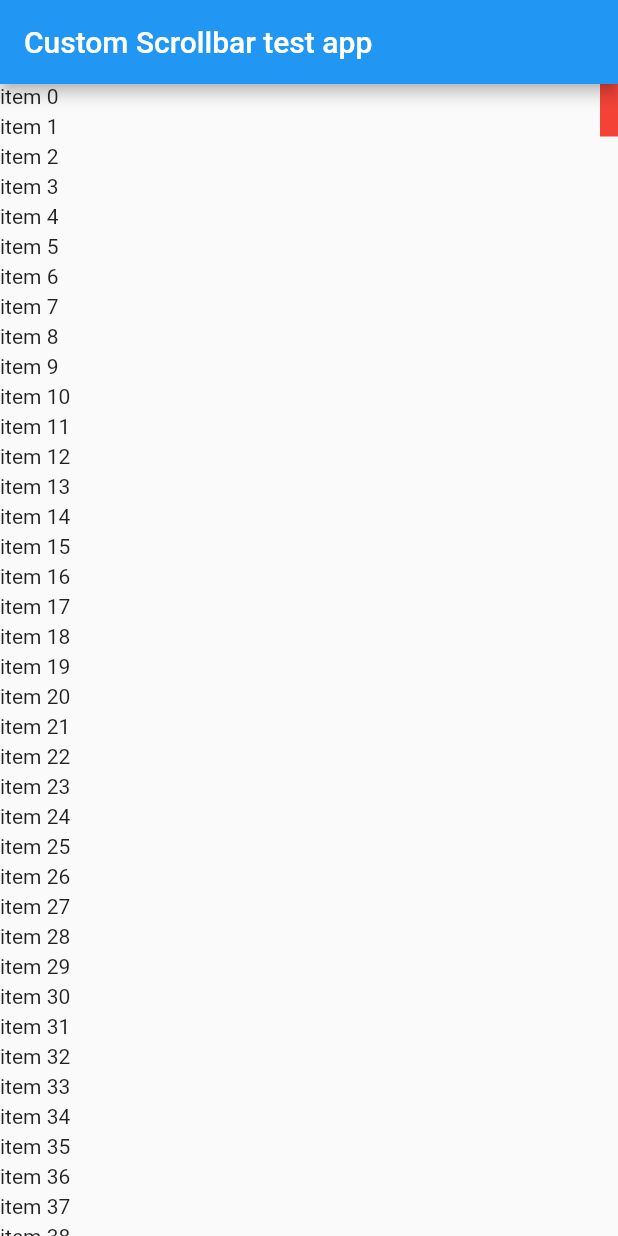
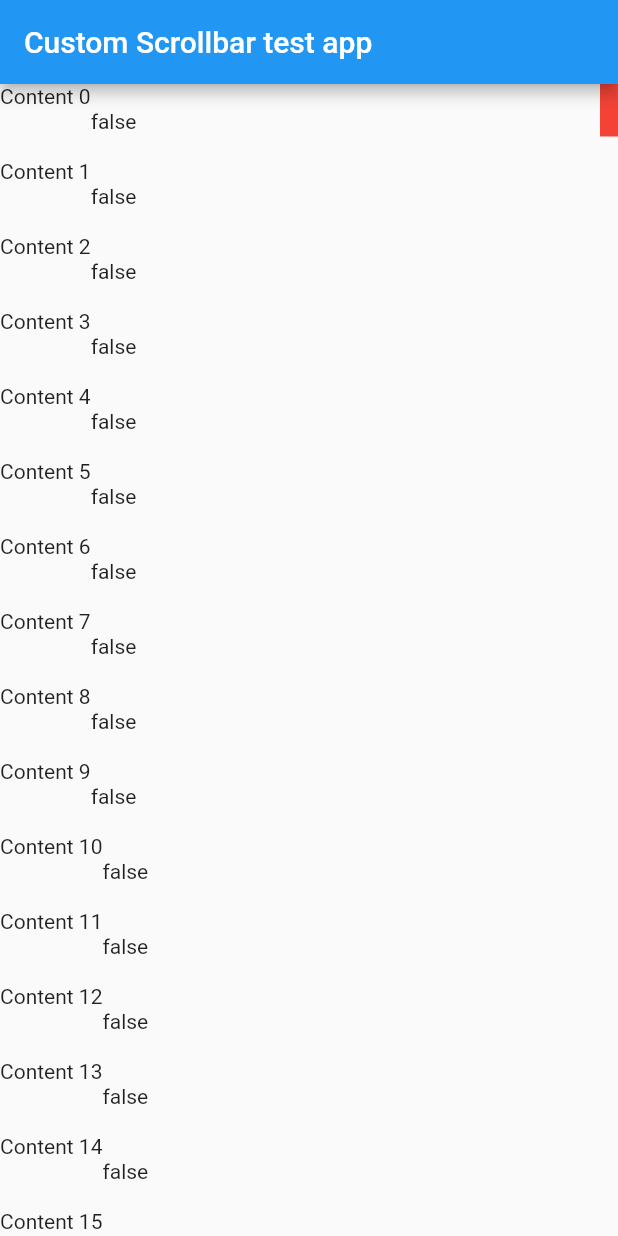
Before and after one commit to damaren/custom-scroll-bar, a Flutter app: the screen it shows after launch, on a phone screen of 412 x 824 dp. Run offline on Flutter 3.47's test engine with Material 2 defaults, Android fonts, the phone set to English and light mode, and no system bars.

Commit message:
Trying to create a modular widget.

```diff
--- /dev/null
+++ b/lib/content.dart
@@ -0,0 +1,23 @@
+class Content {
+  String title;
+  String description;
+  bool checked;
+
+  Content(this.title, this.description, this.checked);
+
+  String getTitle() {
+    return this.title;
+  }
+
+  String getDescription() {
+    return this.description;
+  }
+
+  void setChecked() {
+    if (this.checked) {
+      this.checked = false;
+    } else {
+      this.checked = true;
+    }
+  }
+}
--- /dev/null
+++ b/lib/contentDetails.dart
@@ -0,0 +1,40 @@
+import 'package:flutter/material.dart';
+import 'content.dart';
+
+class ContentDetails extends StatefulWidget {
+  Content content;
+
+  @override
+  createState() => new ContentDetailsState();
+
+  ContentDetails(this.content);
+}
+
+class ContentDetailsState extends State<ContentDetails> {
+  @override
+  void initSate() {}
+
+  @override
+  Widget build(BuildContext context) {
+    return Scaffold(
+        appBar: AppBar(
+          title: Text(widget.content.getTitle()),
+        ),
+        body: Column(children: <Widget>[
+          Container(
+            alignment: Alignment.center,
+            child: Text(widget.content.getDescription()),
+          ),
+          Container(
+            alignment: Alignment.center,
+            child: Checkbox(
+                value: widget.content.checked,
+                onChanged: (bool value) {
+                  widget.content.setChecked();
+                  setState(() {
+                  });
+                }),
+          )
+        ]));
+  }
+}
--- /dev/null
+++ b/lib/listItem.dart
@@ -0,0 +1,28 @@
+import 'package:flutter/material.dart';
+import 'content.dart';
+import 'contentDetails.dart';
+
+class ListItem extends StatelessWidget {
+  Content content;
+  final double height;
+
+  ListItem(this.content, this.height);
+
+  @override
+  Widget build(BuildContext context) {
+    return GestureDetector(
+        onTap: () {
+          Navigator.push(
+            context,
+            MaterialPageRoute(builder: (context) => ContentDetails(content)),
+          );
+        },
+        child: Row(children: [
+          Container(
+            height: height,
+            child: Text(content.getTitle()),
+          ),
+          Container(child: Text(content.checked.toString())),
+        ]));
+  }
+}
--- a/lib/main.dart
+++ b/lib/main.dart
@@ -1,9 +1,13 @@
 import 'package:flutter/material.dart';
+import 'listItem.dart';
+import 'content.dart';
 
 void main() => runApp(MyApp());
 
+ScrollController controller = ScrollController();
+
 class MyApp extends StatelessWidget {
-  final ScrollController controller = ScrollController();
+
 
   // This widget is the root of your application.
   @override
@@ -22,13 +26,13 @@ class MyApp extends StatelessWidget {
         primarySwatch: Colors.blue,
       ),
       home: MyHomePage(
-          title: 'Custom Scrollbar test app', controller: controller),
+          title: 'Custom Scrollbar test app'),
     );
   }
 }
 
 class MyHomePage extends StatefulWidget {
-  MyHomePage({Key key, this.title, this.controller}) : super(key: key);
+  MyHomePage({Key key, this.title}) : super(key: key);
 
   // This widget is the home page of your application. It is stateful, meaning
   // that it has a State object (defined below) that contains fields that affect
@@ -40,20 +44,17 @@ class MyHomePage extends StatefulWidget {
   // always marked "final".
 
   final String title;
-  final ScrollController controller;
 
   @override
   _MyHomePageState createState() => _MyHomePageState();
 }
 
 class _MyHomePageState extends State<MyHomePage> {
-  double _childHeight = 20.0;
+  double _childHeight = 50.0;
 
   Widget _buildRow(int index) {
-    return Container(
-      height: _childHeight,
-      child: Text("item " + index.toString()),
-    );
+    Content content = Content("Content " + index.toString(), "Description " + index.toString(), false);
+    return ListItem(content, _childHeight);
   }
 
   @override
@@ -73,7 +74,6 @@ class _MyHomePageState extends State<MyHomePage> {
       body: Container(
         child: CustomScrollBar(
           scrollBarHeight: 35.0,
-          controller: widget.controller,
           childHeight: _childHeight,
           buildRow: _buildRow,
         ),
@@ -84,19 +84,19 @@ class _MyHomePageState extends State<MyHomePage> {
 
 class CustomScrollBar extends StatefulWidget {
   final double scrollBarHeight;
-  final ScrollController controller;
   final double childHeight;
   final Function buildRow;
 
   CustomScrollBar(
-      {this.scrollBarHeight, this.controller, this.childHeight, this.buildRow});
+      {this.scrollBarHeight, this.childHeight, this.buildRow});
 
   @override
   State createState() => new CustomScrollBarState();
 }
 
 class CustomScrollBarState extends State<CustomScrollBar> {
-  double get _viewPortDimension => widget.controller.position.viewportDimension;
+  ScrollController _controller = ScrollController();
+  double get _viewPortDimension => _controller.position.viewportDimension;
   bool _isDragInProcess = false;
   double get _minScrollBarOffset => 0.0;
   double get _maxScrollBarOffset => _viewPortDimension - widget.scrollBarHeight;
@@ -105,7 +105,7 @@ class CustomScrollBarState extends State<CustomScrollBar> {
   double _scrollBarOffset = 0.0;
   double _listViewOffset = 0.0;
   int _nOfChildren = 0;
-  double _childHeight = 20.0;
+  double get _childHeight => widget.childHeight;
 
   ListView _listView;
 
@@ -123,7 +123,7 @@ class CustomScrollBarState extends State<CustomScrollBar> {
   Widget _buildList() {
     //print("context height: " + context.size.height.toString() + "\n");
     return ListView.builder(
-      controller: widget.controller,
+      controller: _controller,
       itemBuilder: (BuildContext context, int index) {
         _nOfChildren = max(_nOfChildren, index);
         _maxScrollExtent = _nOfChildren * _childHeight - _viewPortDimension;
@@ -158,7 +158,7 @@ class CustomScrollBarState extends State<CustomScrollBar> {
         (_scrollBarOffset * _maxScrollExtent) / _maxScrollBarOffset;
 
     // update the list view's position
-    widget.controller.position.jumpTo(_listViewOffset);
+    _controller.position.jumpTo(_listViewOffset);
 
     setState(() {});
   }
```
